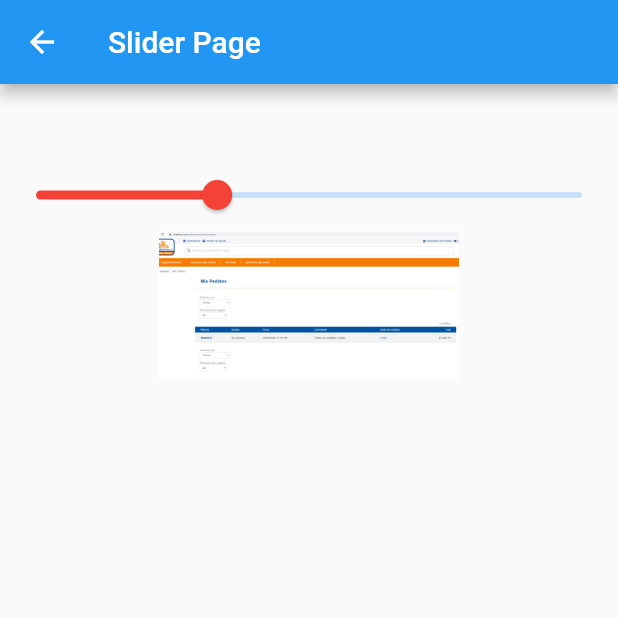
After one commit to ingscomarmr/flutter_practicas, a Flutter app: the SliderPage screen opened by its route, on a phone screen of 412 x 824 dp, the top half of it. The commit adds this screen. Run offline on Flutter 3.47's test engine with Material 2 defaults, Android fonts, the phone set to English and light mode, and no system bars.

Commit message:
Slider siemple con imagen

```diff
--- a/data/menu_opts.json
+++ b/data/menu_opts.json
@@ -25,6 +25,11 @@
             "ruta" : "inputs",
             "icon" : "input",
             "texto": "Inputs"
+        },
+        {
+            "ruta" : "slider",
+            "icon" : "tune",
+            "texto": "Slider"
         }
     ]
 }
--- a/lib/src/pages/input_page.dart
+++ b/lib/src/pages/input_page.dart
@@ -89,7 +89,7 @@ class _InputPageState extends State<InputPage> {
   Widget _crearInputs() {
     return  TextField(
       textCapitalization: TextCapitalization.sentences, //para que ponga en mayus cada palabra
-      autofocus: true, //para enfocar
+      //autofocus: true, para enfocar
       decoration: InputDecoration(
         border: OutlineInputBorder( //por defecto tiene el underline que solo es de linea, pero con este border encierra el unput
           borderRadius: BorderRadius.circular(10.0)
--- /dev/null
+++ b/lib/src/pages/slider_page.dart
@@ -0,0 +1,57 @@
+import 'package:flutter/material.dart';
+
+class SliderPage extends StatefulWidget {
+  SliderPage({Key key}) : super(key: key);
+
+  @override
+  _SliderPageState createState() => _SliderPageState();
+}
+
+class _SliderPageState extends State<SliderPage> {
+  double _valorSlider = 200.0; //para el slider metemos este valor dentro de los limites
+
+  @override
+  Widget build(BuildContext context) {
+    return Scaffold(
+      appBar: AppBar(
+        title: Text('Slider Page'),
+      ),
+      body: Container(
+        padding: EdgeInsets.only(top:50.0),
+        child: Column(
+          children: <Widget>[
+            _crearSlider(),
+            _crearImagen(),
+            //Expanded(child: _crearImagen()), //Expanded para que ocupe todo el spacio disponible
+          ],
+        ),
+      ),
+    );
+  }
+
+  Widget _crearSlider() {
+    return Slider(
+      value: _valorSlider, //este valor debe estar entre el minumo y maximo
+      min: 50, //valor min
+      max: 500, //valor tope
+      activeColor: Colors.red, //para poner el color de del control
+      divisions: 100, //para diviciones marcadas cada cierto puntaje
+      label: 'Tamaño de la imagen $_valorSlider', //al seleccionarlo muestra este titulo
+      onChanged: (valor){
+        setState(() {
+          _valorSlider = valor;
+          //print('Valor del slider:$_valorSlider');
+        });
+      }
+    );
+  }
+
+  Widget _crearImagen() {
+    return Image(
+      image: AssetImage('assets/Pedifo01.PNG'), //img que se queda hasta que el recurso esta esta listo
+      fit: BoxFit.contain, //para que no se salga de su paredes
+      width: _valorSlider,
+    );
+  }
+
+}
--- a/lib/src/routes/routes.dart
+++ b/lib/src/routes/routes.dart
@@ -1,4 +1,5 @@
 //poner las rutas aparte
+import 'package:componentes/src/pages/slider_page.dart';
 import 'package:flutter/material.dart';
 
 import 'package:componentes/src/pages/alert_page.dart';
@@ -18,6 +19,7 @@ Map<String, WidgetBuilder> getAppRoutes(){
         'card'                  : (BuildContext context) => CardPage(),
         'animatedContainer'     : (BuildContext context) => AnimatedPage(),
         'inputs'                : (BuildContext context) => InputPage(),
+        'slider'                : (BuildContext context) => SliderPage(),
   };
 
   return routes;
--- a/lib/src/utils/icono_string_util.dart
+++ b/lib/src/utils/icono_string_util.dart
@@ -8,6 +8,8 @@ final _icons = <String,IconData>{
   'folder_open'   : Icons.folder_open,
   'donut_large'   : Icons.donut_large,
   'input'         : Icons.input,
+  'list'          : Icons.list,
+  'tune'        : Icons.tune,
 };
 
 Icon getIcon(String nombreIcono){
```
Also changed, not shown: assets/Pedifo01.PNG (added).
